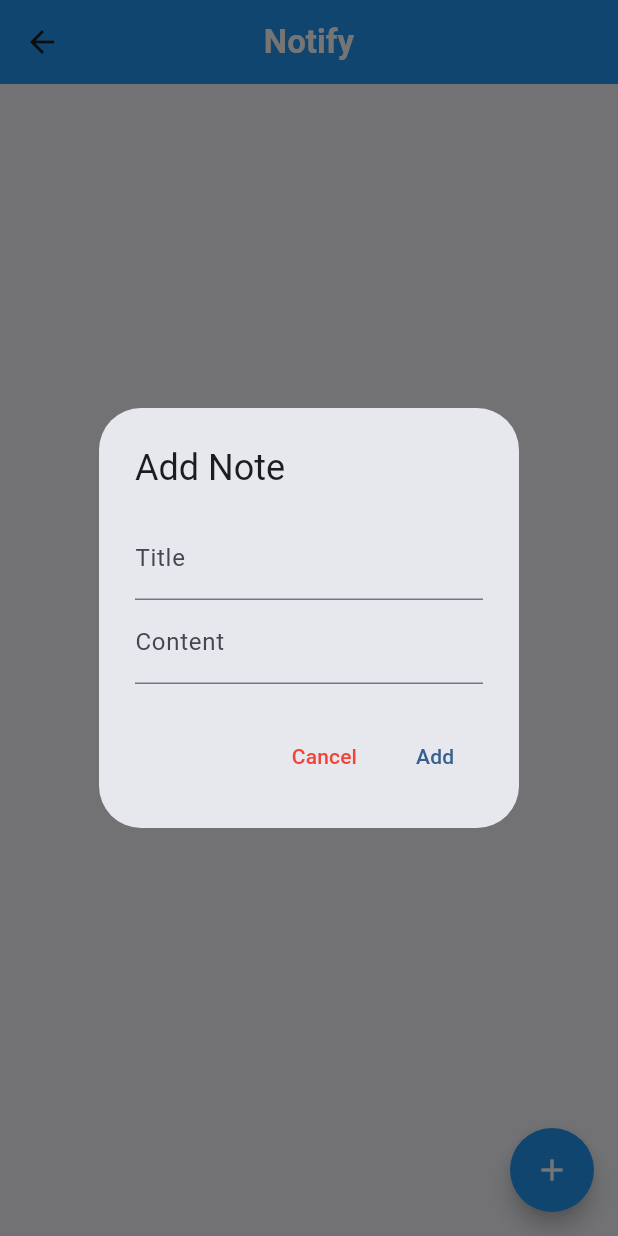
After one commit to MagusWyvern/auroth-appdev-ff, a Flutter app: the NotePage screen opened directly, after a tap on the "add" icon, on a phone screen of 412 x 824 dp. The commit adds this screen. Run offline on Flutter 3.47's test engine with Material 3 defaults, Android fonts, the phone set to English and light mode, and no system bars; our stand-ins replace hive; accounts and stored records are empty.

Commit message:
Implement notes code WITHOUT changing main.dart fully

```diff
--- /dev/null
+++ b/lib/entity/note_entity.dart
@@ -0,0 +1,16 @@
+import 'package:uuid/uuid.dart';
+
+class NoteEntity {
+  String id;
+  String title;
+  String content;
+  DateTime createdAt;
+
+  NoteEntity({
+    String? id,
+    required this.title,
+    required this.content,
+    DateTime? createdAt,
+  })  : id = id ?? const Uuid().v4(),
+        createdAt = createdAt ?? DateTime.now();
+}
--- /dev/null
+++ b/lib/pages/note_page.dart
@@ -0,0 +1,117 @@
+import 'package:flutter/material.dart';
+import 'package:auroth_notes/components/note_card.dart';
+import 'package:auroth_notes/entity/note_entity.dart';
+import 'package:auroth_notes/usecase/note_usecase.dart';
+import 'package:provider/provider.dart';
+
+class NotePage extends StatefulWidget {
+  const NotePage({super.key});
+
+  @override
+  State<NotePage> createState() => _NotePageState();
+}
+
+class _NotePageState extends State<NotePage> {
+  Future<void> _showNoteDialog(BuildContext ctx) async {
+    TextEditingController titleController = TextEditingController();
+    TextEditingController contentController = TextEditingController();
+    return showDialog<void>(
+      context: ctx,
+      barrierDismissible: false, // user must tap button!
+      builder: (BuildContext context) {
+        return AlertDialog(
+          title: const Text('Add Note'),
+          content: SingleChildScrollView(
+            child: ListBody(
+              children: <Widget>[
+                TextField(
+                  controller: titleController,
+                  decoration: const InputDecoration(
+                    labelText: 'Title',
+                  ),
+                ),
+                TextField(
+                  controller: contentController,
+                  decoration: const InputDecoration(
+                    labelText: 'Content',
+                  ),
+                ),
+              ],
+            ),
+          ),
+          actions: <Widget>[
+            TextButton(
+              onPressed: () => Navigator.of(context).pop(),
+              child: const Text(
+                "Cancel",
+                style: TextStyle(color: Colors.red),
+              ),
+            ),
+            TextButton(
+              child: const Text('Add'),
+              onPressed: () {
+                if (titleController.text.isNotEmpty &&
+                    contentController.text.isNotEmpty) {
+                  NoteEntity newNote = NoteEntity(
+                    title: titleController.text,
+                    content: contentController.text,
+                  );
+
+                  NoteUsecase provider =
+                      Provider.of<NoteUsecase>(context, listen: false);
+                  provider.addNote(newNote);
+                }
+                Navigator.of(context).pop();
+              },
+            )
+          ],
+        );
+      },
+    );
+  }
+
+  @override
+  void initState() {
+    NoteUsecase provider = Provider.of<NoteUsecase>(context, listen: false);
+    provider.initializeNotes();
+    super.initState();
+  }
+
+  @override
+  Widget build(BuildContext context) {
+    return Consumer<NoteUsecase>(
+      builder: (context, provider, child) {
+        return Scaffold(
+          appBar: AppBar(
+            backgroundColor: Colors.blue,
+            title: const Text(
+              "Notify",
+              style:
+                  TextStyle(color: Colors.white, fontWeight: FontWeight.bold),
+            ),
+            centerTitle: true,
+          ),
+          body: provider.allNotes.isEmpty
+              ? const Center(child: Text("Empty"))
+              : ListView.builder(
+                  itemCount: provider.allNotes.length,
+                  itemBuilder: (context, index) {
+                    NoteEntity item = provider.allNotes[index];
+                    return NoteCard(note: item);
+                  },
+                ),
+          floatingActionButton: FloatingActionButton(
+            backgroundColor: Colors.blue,
+            foregroundColor: Colors.white,
+            shape:
+                RoundedRectangleBorder(borderRadius: BorderRadius.circular(50)),
+            child: const Icon(Icons.add),
+            onPressed: () {
+              _showNoteDialog(context);
+            },
+          ),
+        );
+      },
+    );
+  }
+}
--- /dev/null
+++ b/lib/usecase/hive_db.dart
@@ -0,0 +1,38 @@
+import 'package:hive/hive.dart';
+import 'package:auroth_notes/entity/note_entity.dart';
+
+class HiveDB {
+  final _myBox = Hive.box("notes");
+
+  // load notes
+  List<NoteEntity> loadNotes() {
+    List<NoteEntity> savedNotesFormatted = [];
+
+    if (_myBox.get("ALL_NOTES") != null) {
+      List<dynamic> savedNotes = _myBox.get("ALL_NOTES");
+      for (int i = 0; i < savedNotes.length; i++) {
+        NoteEntity individualNote = NoteEntity(
+            id: savedNotes[i][0],
+            title: savedNotes[i][1],
+            content: savedNotes[i][2],
+            createdAt: savedNotes[i][3]);
+
+        savedNotesFormatted.add(individualNote);
+      }
+    }
+    return savedNotesFormatted;
+  }
+
+  void saveNotes(List<NoteEntity> allNotes) {
+    List<List<dynamic>> allNotesFormatted = [];
+    for (var note in allNotes) {
+      String id = note.id;
+      String title = note.title;
+      String content = note.content;
+      DateTime createdAt = note.createdAt;
+
+      allNotesFormatted.add([id, title, content, createdAt]);
+    }
+    _myBox.put("ALL_NOTES", allNotesFormatted);
+  }
+}
--- /dev/null
+++ b/lib/usecase/note_usecase.dart
@@ -0,0 +1,35 @@
+import 'package:flutter/material.dart';
+import 'package:auroth_notes/entity/note_entity.dart';
+import 'package:auroth_notes/usecase/hive_db.dart';
+
+class NoteUsecase extends ChangeNotifier {
+  final db = HiveDB();
+  // This is where all notes are stored locally
+  List<NoteEntity> allNotes = [];
+
+  void initializeNotes() {
+    allNotes = db.loadNotes();
+  }
+
+  // CRUD
+  void addNote(NoteEntity note) {
+    allNotes.add(note);
+    db.saveNotes(allNotes);
+    notifyListeners();
+  }
+
+  void deleteNote(NoteEntity note) {
+    allNotes.remove(note);
+    db.saveNotes(allNotes);
+    notifyListeners();
+  }
+
+  void updateNote(NoteEntity oldNote, NoteEntity newNote) {
+    int index = allNotes.indexOf(oldNote);
+    if (index != -1) {
+      allNotes[index] = newNote;
+    }
+    db.saveNotes(allNotes);
+    notifyListeners();
+  }
+}
```
Also changed, not shown: lib/components/note_card.dart (added, +140 -0 lines), lib/main.dart (+8 -3 lines), pubspec.yaml (+7 -2 lines), pubspec.lock, 1 other file.
